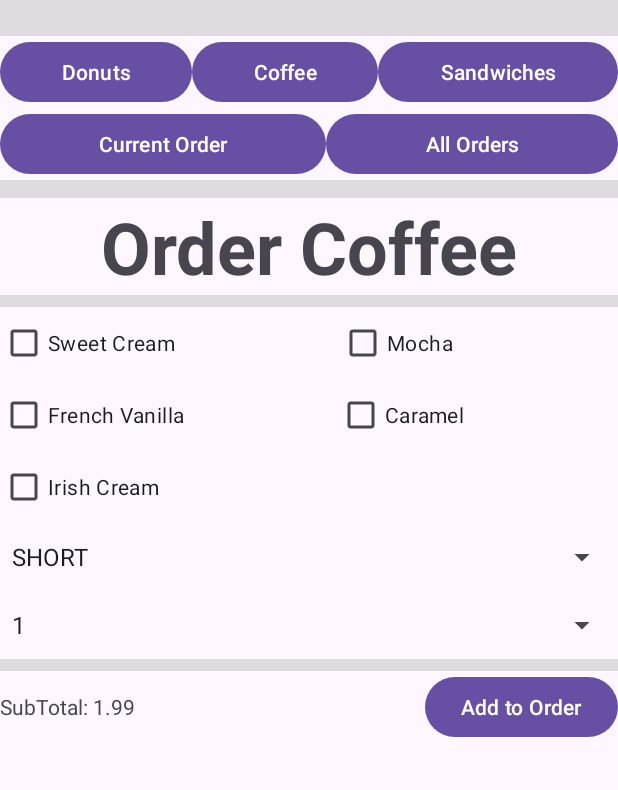
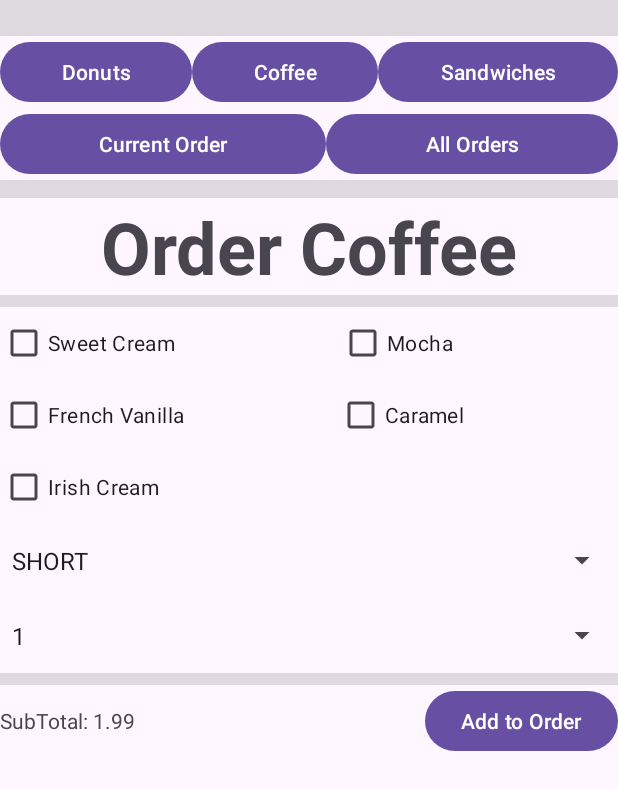
Before and after one commit to woogyeom/CS213-Project-5, an Android app: the screen it shows after launch (MainActivity), after a tap on "Coffee", on a phone screen of 412 x 824 dp. Shown: the top 790 px of the screen. Run offline under Robolectric (Android 15) with nearby library versions, the phone set to English and light mode, and no system bars.

Commit message:
Minor Size Changes on Spinners

```diff
--- a/app/src/main/res/layout/fragment_coffee.xml
+++ b/app/src/main/res/layout/fragment_coffee.xml
@@ -81,12 +81,12 @@
         <Spinner
             android:id="@+id/coffeeSize"
             android:layout_width="match_parent"
-            android:layout_height="45dp" />
+            android:layout_height="50dp" />
 
         <Spinner
             android:id="@+id/coffeeQuantity"
             android:layout_width="match_parent"
-            android:layout_height="45dp" />
+            android:layout_height="50dp" />
 
         <View
             android:id="@+id/divider5"
--- a/app/src/main/res/layout/item_donut.xml
+++ b/app/src/main/res/layout/item_donut.xml
@@ -30,7 +30,7 @@
     <Spinner
         android:id="@+id/quantitySpinner"
         android:layout_width="4dp"
-        android:layout_height="wrap_content"
+        android:layout_height="50dp"
         android:layout_weight="1" />
 
 </LinearLayout>
```
